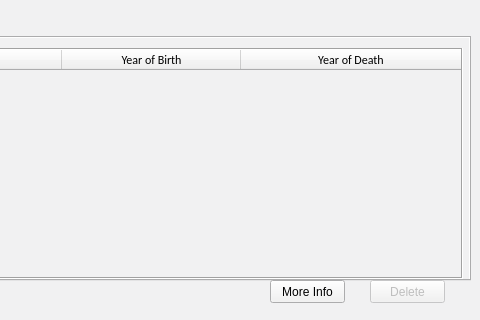
Qt form Hopur21Verkefni/MyComputerScienceList/ui/showlist.ui (Hopur21/Hopur21) before a commit; both pictures show x 320 to 800 and y 0 to 320 of the 800 by 320 pixel window.
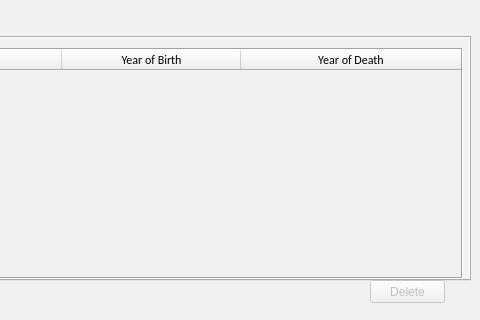
The same form after that commit. Icons and pictures are not drawn.

The edit to the form file:
```diff
--- a/Hopur21Verkefni/MyComputerScienceList/ui/showlist.ui
+++ b/Hopur21Verkefni/MyComputerScienceList/ui/showlist.ui
@@ -300,19 +300,6 @@
     <string>Delete</string>
    </property>
   </widget>
-  <widget class="QPushButton" name="Button_More_Info">
-   <property name="geometry">
-    <rect>
-     <x>590</x>
-     <y>280</y>
-     <width>75</width>
-     <height>23</height>
-    </rect>
-   </property>
-   <property name="text">
-    <string>More Info</string>
-   </property>
-  </widget>
  </widget>
  <resources>
   <include location="../resources.qrc"/>
```
